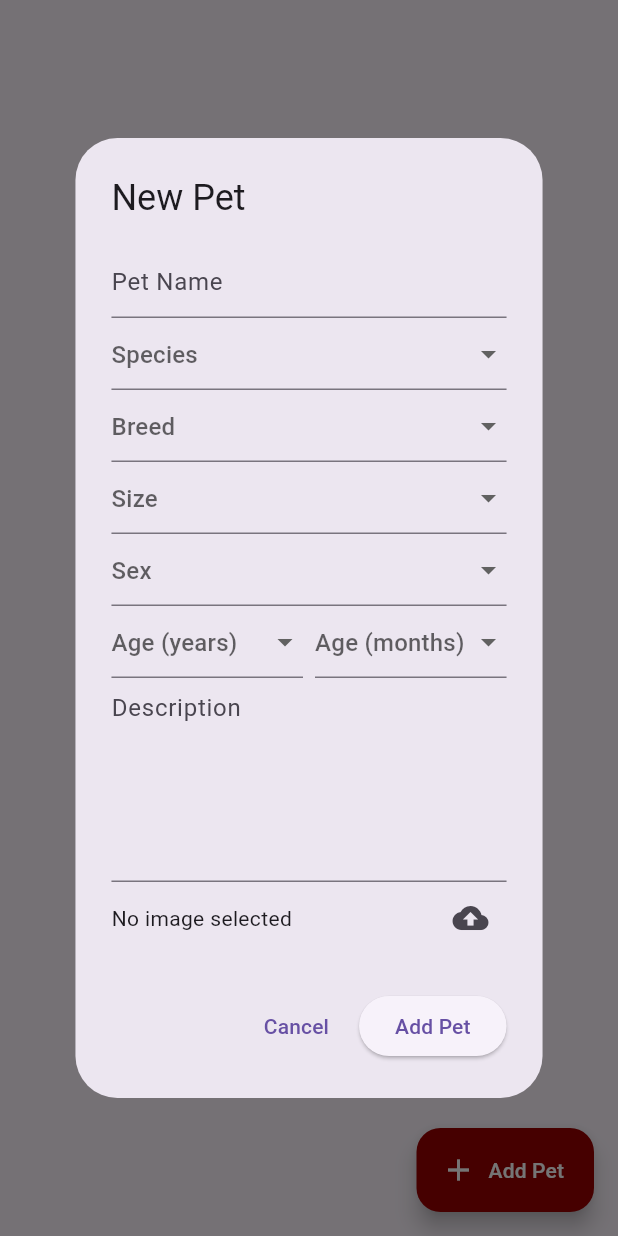
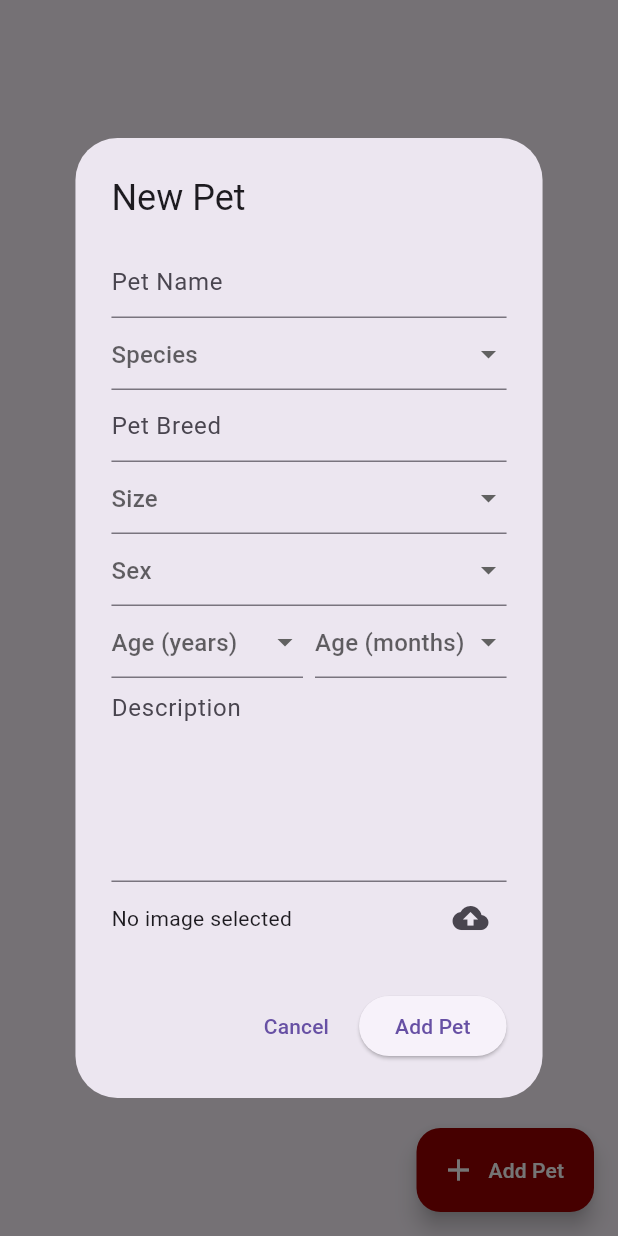
Before and after one commit to MatthewFante/Sheltr, a Flutter app: the PetsPage screen opened directly, after a tap on "Add Pet", on a phone screen of 412 x 824 dp. Run offline on Flutter 3.47's test engine with Material 3 defaults, Android fonts, the phone set to English and light mode, and no system bars; our stand-ins replace cloud_firestore, firebase_auth, firebase_core, firebase_storage, image_picker; accounts and stored records are empty.

Commit message:
stable commit -- removed dropdowns for pet breed and replaced with text field

```diff
--- a/lib/widgets/new_pet_dialog.dart
+++ b/lib/widgets/new_pet_dialog.dart
@@ -1,7 +1,5 @@
-import 'package:csv/csv.dart';
 import 'package:flutter/material.dart';
 import 'package:firebase_auth/firebase_auth.dart';
-import 'package:flutter/services.dart';
 import 'package:untitled/models/pet.dart';
 import 'package:untitled/widgets/image_upload_modal.dart';
 
@@ -33,44 +31,12 @@ class _NewPetDialogState extends State<NewPetDialog> {
     );
   }
 
-  Future<void> loadBreedOptions(String species) async {
-    String csvFileName = '';
-    if (species == 'Dog') {
-      csvFileName = 'dog_breeds.csv';
-    } else if (species == 'Cat') {
-      csvFileName = 'cat_breeds.csv';
-    } else {
-      csvFileName = 'other_breeds.csv';
-    }
-
-    // Load CSV file from assets
-    String data = await rootBundle.loadString('lib/assets/$csvFileName');
-
-    // Parse CSV data
-    List<List<dynamic>> csvTable = CsvToListConverter().convert(data);
-
-    List<String> breeds = [];
-    for (var row in csvTable) {
-      breeds.add(row[0]);
-    }
-
-    setState(() {
-      breedOptions = breeds;
-    });
-  }
-
   @override
   void dispose() {
     nameController.dispose();
     breedController.dispose();
     descriptionController.dispose();
     super.dispose();
-  }
-
-  @override
-  void initState() {
-    super.initState();
-    loadBreedOptions(selectedSpecies ?? ''); // Load breeds initially
   }
 
   @override
@@ -125,25 +91,14 @@ class _NewPetDialogState extends State<NewPetDialog> {
                   return null;
                 },
               ),
-              DropdownButtonFormField<String>(
-                value: breedController.text,
+              TextFormField(
+                controller: breedController,
                 decoration: const InputDecoration(
-                  hintText: 'Breed',
+                  hintText: 'Pet Breed',
                 ),
-                items: breedOptions.map((breed) {
-                  return DropdownMenuItem<String>(
-                    value: breed,
-                    child: Text(breed),
-                  );
-                }).toList(),
-                onChanged: (value) {
-                  setState(() {
-                    breedController.text = value!;
-                  });
-                },
                 validator: (value) {
                   if (value == null || value.isEmpty) {
-                    return 'Please select pet breed';
+                    return 'Please enter pet breed';
                   }
                   return null;
                 },
--- a/pubspec.yaml
+++ b/pubspec.yaml
@@ -66,7 +66,7 @@ flutter:
 
   # To add assets to your application, add an assets section, like this:
   assets:
-    - lib/assets/other_breeds.csv
+    - lib/assets/
   #   - images/a_dot_burr.jpeg
   #   - images/a_dot_ham.jpeg
 
```
